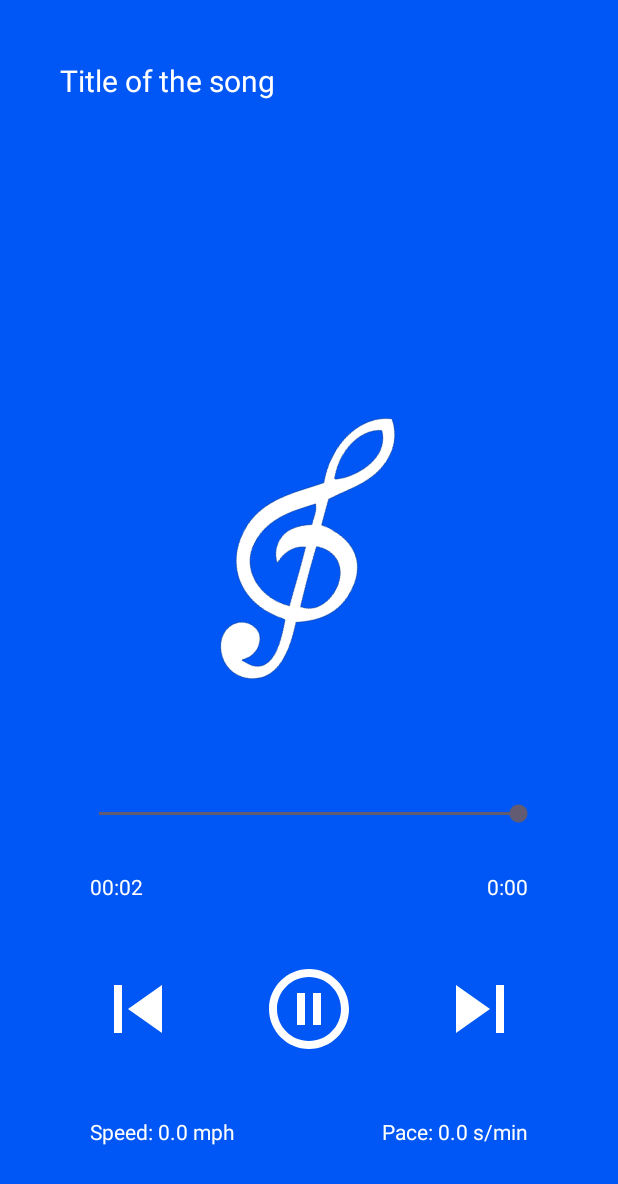
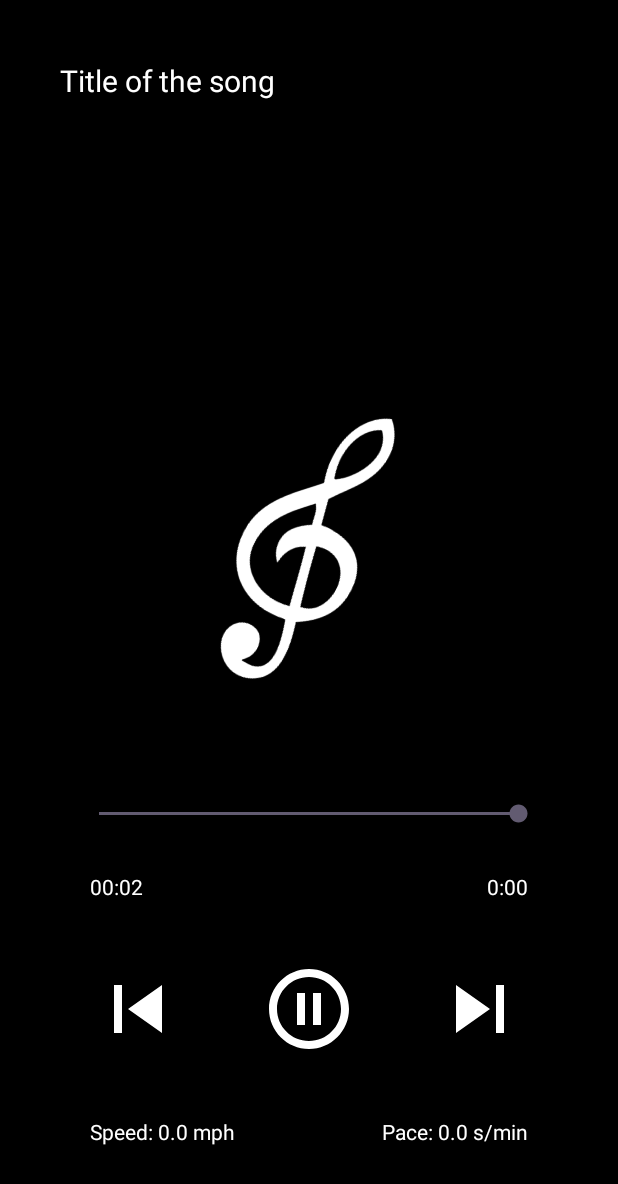
Before and after one commit to ezhou0716/MusicRunner, an Android app: the MusicPlayerActivity screen opened directly, with no data from a screen before it, on a phone screen of 412 x 824 dp. Shown: the top 1184 px of the screen. Run offline under Robolectric (Android 15) with nearby library versions, the phone set to English and light mode, and no system bars; 8 statements that could not run were skipped.

Commit message:
color change

```diff
--- a/app/src/main/res/layout/activity_music_player.xml
+++ b/app/src/main/res/layout/activity_music_player.xml
@@ -4,7 +4,7 @@
     xmlns:tools="http://schemas.android.com/tools"
     android:layout_width="match_parent"
     android:layout_height="match_parent"
-    android:background="#0057F5"
+    android:background="@color/black"
     tools:context=".MusicPlayerActivity">
 
     <TextView
@@ -27,7 +27,8 @@
         android:layout_centerHorizontal="true"
         android:padding="20dp"
         android:layout_above="@id/controls"
-        android:src="@drawable/music_icon_big"/>
+        android:src="@drawable/music_icon_big"
+        />
 
     <RelativeLayout
         android:layout_width="match_parent"
```
